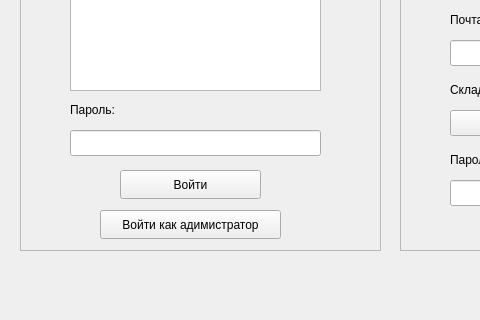
Zel1k21/warehouse_management_qt, file mainwindow.ui: the form before one commit; both pictures show x 0 to 480 and y 280 to 600 of the 800 by 600 pixel window.
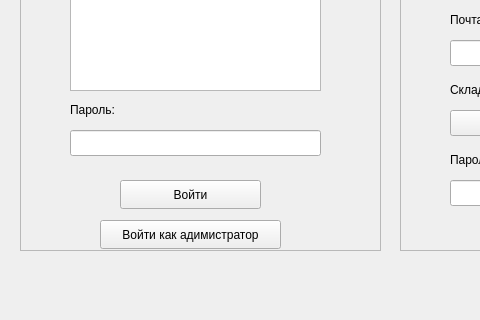
The form after the commit. The open tabs and pages were chosen to show the change.

The edit to the form file:
```diff
--- a/mainwindow.ui
+++ b/mainwindow.ui
@@ -136,7 +136,7 @@
      <property name="geometry">
       <rect>
        <x>100</x>
-       <y>430</y>
+       <y>440</y>
        <width>141</width>
        <height>29</height>
       </rect>
@@ -149,7 +149,7 @@
      <property name="geometry">
       <rect>
        <x>80</x>
-       <y>470</y>
+       <y>480</y>
        <width>181</width>
        <height>29</height>
       </rect>
```
Left out of the diff: 2 changed lines with no effect on the pictures.
